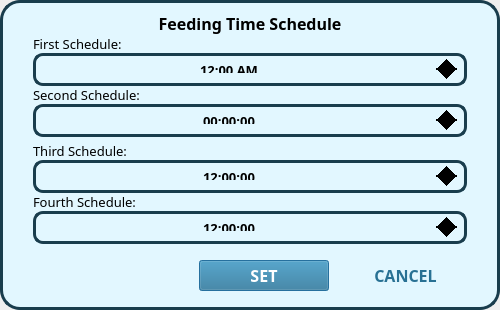
This is feedingScheduleDialog.ui in jeraldconstantino/nitrate-sufficiency-monitoring-system as Qt 5 draws it before an edit. The edited form follows.
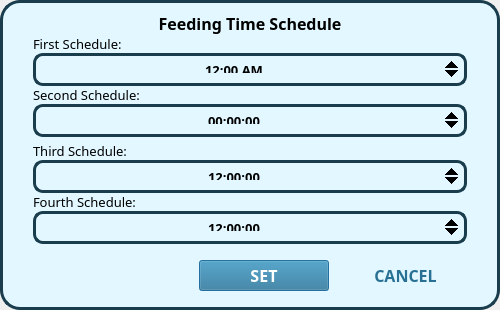
This is the edited form.

Commit message: up and down arrow adjusted in set time

Diff of the .ui file:
```diff
--- a/feedingScheduleDialog.ui
+++ b/feedingScheduleDialog.ui
@@ -160,14 +160,14 @@
 QTimeEdit::up-button {
 	subcontrol-origin: border;
     subcontrol-position: top right;
-    width:40px;
+    width:30px;
     height: 25px;
 }
 
 QTimeEdit::down-button {
 	subcontrol-origin: border;
     subcontrol-position: bottom right;
-    width:40px;
+    width:30px;
     height: 25px;
 }</string>
             </property>
@@ -227,14 +227,14 @@
 QTimeEdit::up-button {
 	subcontrol-origin: border;
     subcontrol-position: top right;
-    width:40px;
+    width:30px;
     height: 25px;
 }
 
 QTimeEdit::down-button {
 	subcontrol-origin: border;
     subcontrol-position: bottom right;
-    width:40px;
+    width:30px;
     height: 25px;
 }</string>
             </property>
@@ -292,14 +292,14 @@
 QTimeEdit::up-button {
 	subcontrol-origin: border;
     subcontrol-position: top right;
-    width:40px;
+    width:30px;
     height: 25px;
 }
 
 QTimeEdit::down-button {
 	subcontrol-origin: border;
     subcontrol-position: bottom right;
-    width:40px;
+    width:30px;
     height: 25px;
 }</string>
             </property>
@@ -350,14 +350,14 @@
 QTimeEdit::up-button {
 	subcontrol-origin: border;
     subcontrol-position: top right;
-    width:40px;
+    width:30px;
     height: 25px;
 }
 
 QTimeEdit::down-button {
 	subcontrol-origin: border;
     subcontrol-position: bottom right;
-    width:40px;
+    width:30px;
     height: 25px;
 }</string>
             </property>
```
The commit also changes 1 other file.
